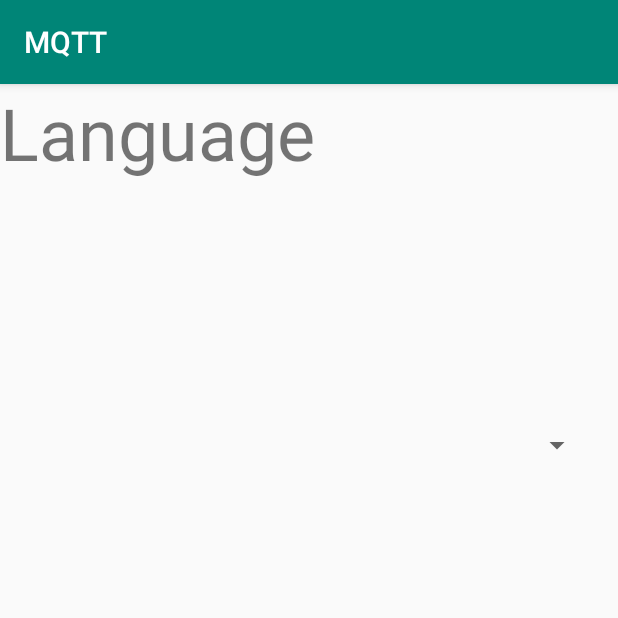
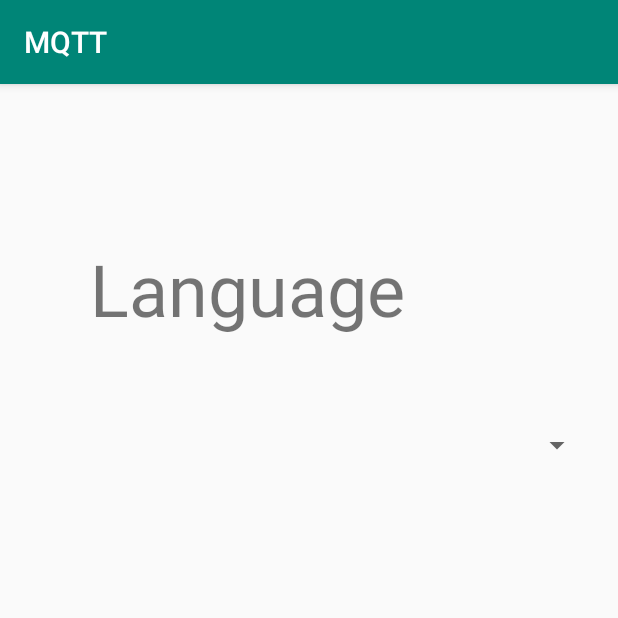
Before and after one commit to alexis-leclerc-cegep/appMQTT, an Android app: the SetupActivity screen opened directly, with no data from a screen before it, on a phone screen of 412 x 824 dp, the top half of it. Run offline under Robolectric (Android 15) with nearby library versions, the phone set to English and light mode, and no system bars.

```diff
--- a/app/src/main/java/com/example/myapplication/SetupActivity.kt
+++ b/app/src/main/java/com/example/myapplication/SetupActivity.kt
@@ -1,11 +1,38 @@
 package com.example.myapplication
 
+import android.os.Bundle
+import android.widget.ArrayAdapter
+import android.widget.Spinner
 import androidx.appcompat.app.AppCompatActivity
-import android.os.Bundle
+import java.util.Locale
+
 
 class SetupActivity : AppCompatActivity() {
     override fun onCreate(savedInstanceState: Bundle?) {
         super.onCreate(savedInstanceState)
         setContentView(R.layout.activity_setup)
+
+        val locales = Locale.getAvailableLocales()
+
+        val languageCodes = HashSet<String>()
+
+        // Loop through each locale and add its language code to the set
+        for (locale in locales) {
+            languageCodes.add(locale.language)
+        }
+
+    // Convert the set to a sorted list
+        val sortedLanguageCodes = ArrayList<String>(languageCodes).sorted()
+
+        // Create an array adapter for the spinner
+        val adapter = ArrayAdapter<String>(
+            this,
+            android.R.layout.simple_spinner_item,
+            sortedLanguageCodes
+        )
+        val spinner = findViewById<Spinner>(R.id.spinner)
+
+        spinner.adapter = adapter
+
     }
 }
--- a/app/src/main/res/layout/activity_setup.xml
+++ b/app/src/main/res/layout/activity_setup.xml
@@ -10,10 +10,13 @@
         android:id="@+id/textView3"
         android:layout_width="wrap_content"
         android:layout_height="wrap_content"
+        android:layout_marginStart="60dp"
+        android:layout_marginLeft="60dp"
+        android:layout_marginTop="104dp"
         android:text="@string/language"
         android:textSize="48sp"
-        tools:layout_editor_absoluteX="73dp"
-        tools:layout_editor_absoluteY="84dp" />
+        app:layout_constraintStart_toStartOf="parent"
+        app:layout_constraintTop_toTopOf="parent" />
 
     <Spinner
         android:id="@+id/spinner"
```
Also changed, not shown: app/src/main/java/com/example/myapplication/MainActivity.kt (+8 -3 lines).
